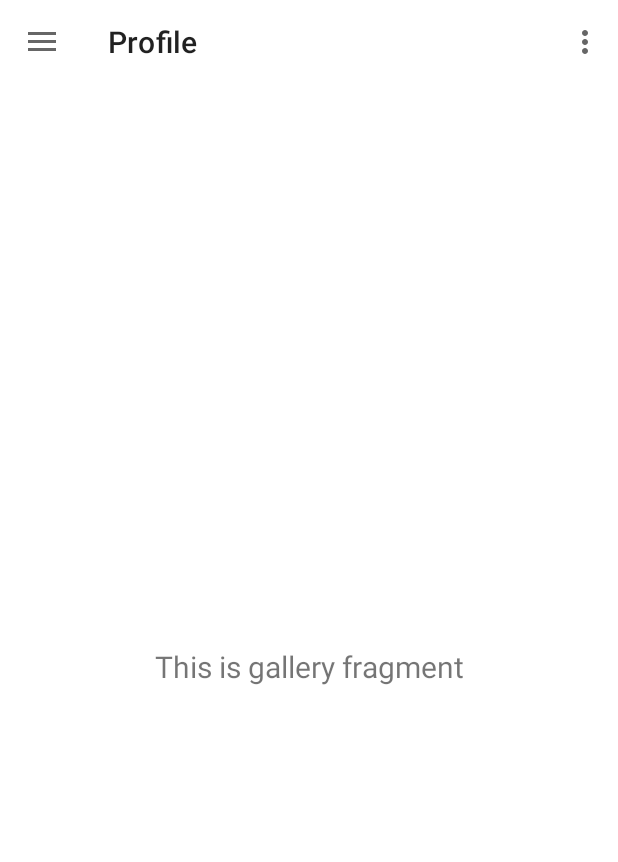
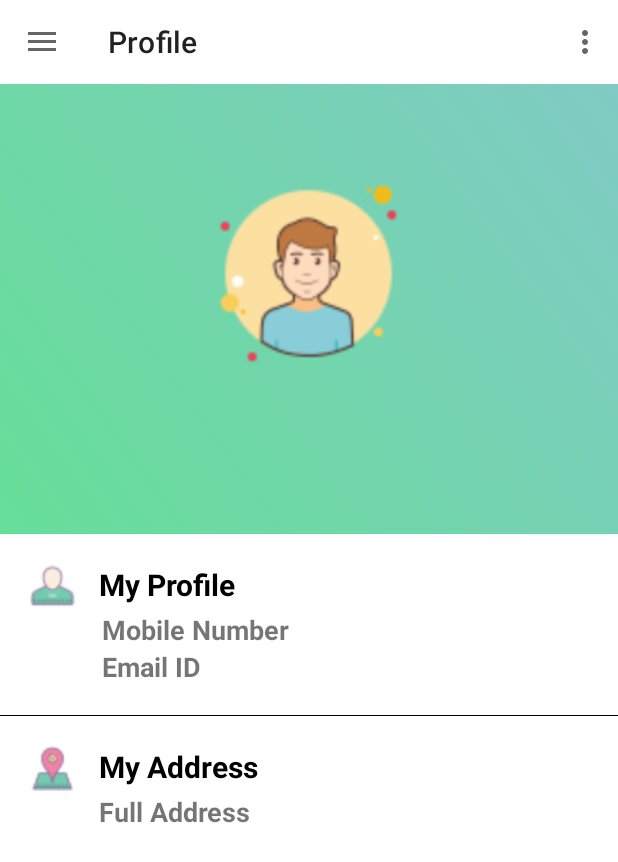
Before and after one commit to abhihts20/MJBI_App, an Android app: the screen it shows after launch (MainActivity), in the side drawer, after a tap on "Profile", on a phone screen of 412 x 824 dp. Shown: the top 862 px of the screen. Run offline under Robolectric (Android 15) with nearby library versions, the phone set to English and light mode, and no system bars; our stand-ins replace navigation-ui; Roboto replaces fonts that are not available here; 2 statements that could not run were skipped.

Commit message:
Initial Commit

```diff
--- /dev/null
+++ b/app/src/main/res/drawable/gradient_green.xml
@@ -0,0 +1,8 @@
+<?xml version="1.0" encoding="utf-8"?>
+<selector xmlns:android="http://schemas.android.com/apk/res/android">
+    <item>
+        <shape android:shape="rectangle">
+            <gradient android:angle="45" android:centerX="35%" android:endColor="#80CBC4" android:startColor="#9900C853" android:type="linear" />
+        </shape>
+    </item>
+</selector>
--- a/app/src/main/res/layout/fragment_profile.xml
+++ b/app/src/main/res/layout/fragment_profile.xml
@@ -1,22 +1,160 @@
 <?xml version="1.0" encoding="utf-8"?>
-<androidx.constraintlayout.widget.ConstraintLayout xmlns:android="http://schemas.android.com/apk/res/android"
+<ScrollView xmlns:android="http://schemas.android.com/apk/res/android"
     xmlns:app="http://schemas.android.com/apk/res-auto"
     xmlns:tools="http://schemas.android.com/tools"
     android:layout_width="match_parent"
     android:layout_height="match_parent"
+    android:fillViewport="true"
+    android:fitsSystemWindows="true"
     tools:context=".ui.profile.ProfileFragment">
 
-    <TextView
-        android:id="@+id/text_gallery"
+    <LinearLayout
         android:layout_width="match_parent"
-        android:layout_height="wrap_content"
-        android:layout_marginStart="8dp"
-        android:layout_marginTop="8dp"
-        android:layout_marginEnd="8dp"
-        android:textAlignment="center"
-        android:textSize="20sp"
-        app:layout_constraintBottom_toBottomOf="parent"
-        app:layout_constraintEnd_toEndOf="parent"
-        app:layout_constraintStart_toStartOf="parent"
-        app:layout_constraintTop_toTopOf="parent" />
-</androidx.constraintlayout.widget.ConstraintLayout>
+        android:layout_height="match_parent"
+        android:orientation="vertical"
+        android:gravity="center_horizontal">
+
+        <LinearLayout
+            android:layout_width="match_parent"
+            android:layout_height="300dp"
+            android:orientation="vertical"
+            android:gravity="center"
+            android:background="@drawable/gradient_green">
+            <ImageView
+                android:layout_width="150dp"
+                android:layout_height="150dp"
+                android:contentDescription="@string/background"
+                android:src="@drawable/user_pic"
+                android:layout_margin="20dp"/>
+            <TextView
+                android:id="@+id/profile_user_name"
+                android:layout_width="match_parent"
+                android:layout_height="wrap_content"
+                android:layout_margin="10dp"
+                android:gravity="center"
+                android:textSize="20sp"
+                android:textStyle="bold"
+                android:textColor="@android:color/white"
+                />
+        </LinearLayout>
+        <LinearLayout
+            android:id="@+id/user_profile"
+            android:layout_width="match_parent"
+            android:layout_height="wrap_content"
+            android:layout_margin="20dp"
+            android:baselineAligned="false"
+            android:orientation="horizontal">
+
+            <LinearLayout
+                android:layout_width="0dp"
+                android:layout_height="wrap_content"
+                android:layout_weight="1">
+
+                <ImageView
+                    android:layout_width="30dp"
+                    android:layout_height="30dp"
+                    android:contentDescription="@string/logo"
+                    android:src="@drawable/user" />
+            </LinearLayout>
+
+            <LinearLayout
+                android:layout_width="0dp"
+                android:layout_height="wrap_content"
+                android:layout_weight="7"
+                android:orientation="vertical">
+
+                <TextView
+                    android:layout_width="wrap_content"
+                    android:layout_height="wrap_content"
+                    android:text="@string/my_profile"
+                    android:textColor="@android:color/black"
+                    android:textSize="20sp"
+                    android:textStyle="bold" />
+
+                <LinearLayout
+                    android:layout_width="match_parent"
+                    android:layout_height="wrap_content"
+                    android:layout_marginStart="2dp"
+                    android:layout_marginTop="4dp"
+                    android:orientation="horizontal">
+
+                    <TextView
+                        android:id="@+id/profile_user_mobile"
+                        android:layout_width="wrap_content"
+                        android:layout_height="wrap_content"
+                        android:text="@string/mobile_number"
+                        android:textSize="18sp"
+                        android:textStyle="bold" />
+                </LinearLayout>
+
+                <TextView
+                    android:id="@+id/profile_user_email"
+                    android:layout_width="wrap_content"
+                    android:layout_height="wrap_content"
+                    android:layout_marginStart="2dp"
+                    android:text="@string/email"
+                    android:textSize="18sp"
+                    android:textStyle="bold" />
+            </LinearLayout>
+        </LinearLayout>
+
+        <FrameLayout
+            android:id="@+id/user_line"
+            android:layout_width="match_parent"
+            android:layout_height="0.8dp"
+            android:background="#000000" />
+
+        <LinearLayout
+            android:id="@+id/profile_user_myaddress"
+            android:layout_width="match_parent"
+            android:layout_height="wrap_content"
+            android:layout_margin="20dp"
+            android:baselineAligned="false"
+            android:orientation="horizontal">
+
+            <LinearLayout
+                android:layout_width="0dp"
+                android:layout_height="wrap_content"
+                android:layout_weight="1">
+
+                <ImageView
+                    android:layout_width="30dp"
+                    android:layout_height="30dp"
+                    android:contentDescription="@string/street"
+                    android:src="@drawable/street" />
+            </LinearLayout>
+
+            <LinearLayout
+                android:layout_width="0dp"
+                android:layout_height="wrap_content"
+                android:layout_weight="7"
+                android:orientation="vertical">
+
+                <TextView
+                    android:layout_width="wrap_content"
+                    android:layout_height="wrap_content"
+                    android:text="@string/my_address"
+                    android:textColor="@android:color/black"
+                    android:textSize="20sp"
+                    android:textStyle="bold" />
+
+                <LinearLayout
+                    android:layout_width="match_parent"
+                    android:layout_height="wrap_content"
+                    android:layout_marginStart="2dp"
+                    android:layout_marginTop="4dp"
+                    android:orientation="horizontal">
+                </LinearLayout>
+
+                <TextView
+                    android:id="@+id/user_address"
+                    android:layout_width="wrap_content"
+                    android:layout_height="wrap_content"
+                    android:text="@string/full_address"
+                    android:textSize="18sp"
+                    android:textStyle="bold" />
+            </LinearLayout>
+        </LinearLayout>
+
+    </LinearLayout>
+</ScrollView>
--- a/app/src/main/res/values/strings.xml
+++ b/app/src/main/res/values/strings.xml
@@ -41,4 +41,9 @@
     <string name="new_password_string">Enter a new Password</string>
     <string name="enter_registered_email">Enter Registered Email</string>
     <string name="company_tagline">Manufacturers of Organic Fertilizers and Manures</string>
+    <string name="my_profile">My Profile</string>
+    <string name="mobile_number">Mobile Number</string>
+    <string name="my_address">My Address</string>
+    <string name="full_address">Full Address</string>
+    <string name="street">Street</string>
 </resources>
```
Also changed, not shown: app/src/main/res/drawable/street.png (added).
